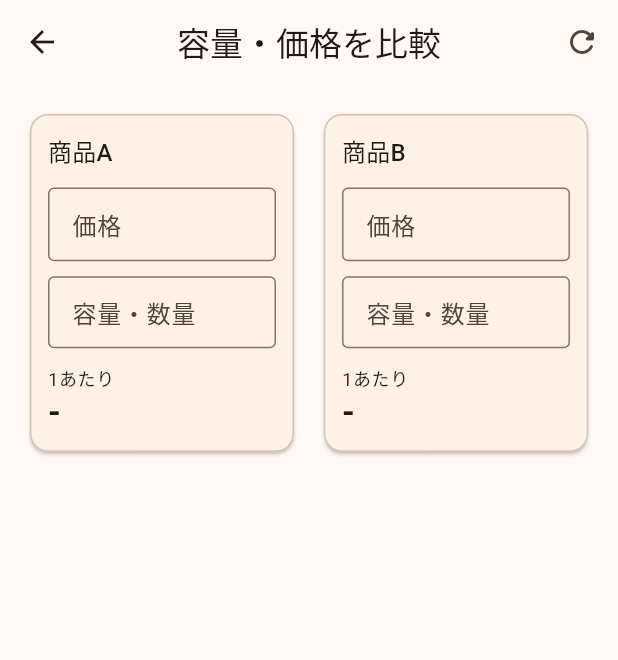
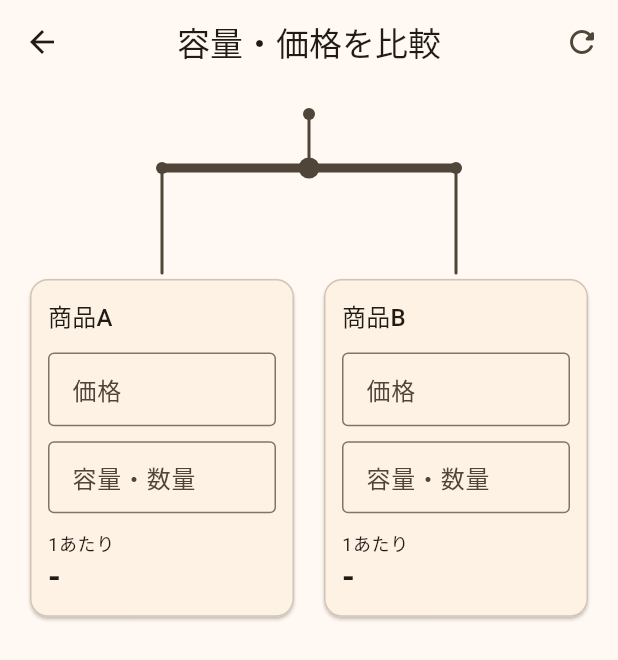
Before and after one commit to kahkipridev-lgtm/StockMemo, a Flutter app: the screen it shows after launch, item 4 of the bottom bar chosen, after a tap on "容量・価格を比較", on a phone screen of 412 x 824 dp. Shown: the top 660 px of the screen. Run offline on Flutter 3.47's test engine with Material 3 defaults, Android fonts, the phone set to English and light mode, and no system bars; our stand-ins replace flutter_riverpod, google_mobile_ads, package_info_plus, shared_preferences; missing offline and left inert: app_tracking_transparency; network calls fail; Roboto replaces fonts that are missing (ZenMaruGothic).

Commit message:
UIを天秤に修正

```diff
--- a/lib/screens/price_compare_screen.dart
+++ b/lib/screens/price_compare_screen.dart
@@ -1,3 +1,5 @@
+import 'dart:math' as math;
+
 import 'package:flutter/material.dart';
 import 'package:flutter/services.dart';
 
@@ -53,6 +55,16 @@ class _PriceCompareScreenState extends State<PriceCompareScreen> {
     final unitA = (priceA != null && amountA != null) ? priceA / amountA : null;
     final unitB = (priceB != null && amountB != null) ? priceB / amountB : null;
 
+    // 正なら商品Aが安い（左が上がる）、負なら商品Bが安い（右が上がる）
+    var tilt = 0.0;
+    if (unitA != null && unitB != null && unitA != unitB) {
+      final cheap = unitA < unitB ? unitA : unitB;
+      final expensive = unitA < unitB ? unitB : unitA;
+      final ratio = (expensive - cheap) / expensive;
+      final angle = (0.1 + ratio * 0.4).clamp(0.0, 0.3);
+      tilt = unitA < unitB ? angle : -angle;
+    }
+
     return Scaffold(
       appBar: AppBar(
         title: const Text('容量・価格を比較'),
@@ -69,13 +81,11 @@ class _PriceCompareScreenState extends State<PriceCompareScreen> {
         behavior: HitTestBehavior.translucent,
         onTap: () => FocusScope.of(context).unfocus(),
         child: ListView(
-          padding: const EdgeInsets.all(16),
+          padding: const EdgeInsets.fromLTRB(16, 16, 16, 80),
           children: [
-            Row(
-              crossAxisAlignment: CrossAxisAlignment.start,
-              children: [
-                Expanded(
-                  child: _ProductCard(
+            _BalanceLayout(
+              tilt: tilt,
+              left: _ProductCard(
                 label: '商品A',
                 price: _priceA,
                 amount: _amountA,
@@ -84,10 +94,7 @@ class _PriceCompareScreenState extends State<PriceCompareScreen> {
                 fmt: _fmt,
                 onChanged: () => setState(() {}),
               ),
-                ),
-                const SizedBox(width: 12),
-                Expanded(
-                  child: _ProductCard(
+              right: _ProductCard(
                 label: '商品B',
                 price: _priceB,
                 amount: _amountB,
@@ -96,8 +103,6 @@ class _PriceCompareScreenState extends State<PriceCompareScreen> {
                 fmt: _fmt,
                 onChanged: () => setState(() {}),
               ),
-                ),
-              ],
             ),
           ],
         ),
@@ -197,3 +202,132 @@ class _ProductCard extends StatelessWidget {
     );
   }
 }
+
+/// 天秤のように2枚のカードを吊るすレイアウト。tiltが正なら左が上がる。
+class _BalanceLayout extends StatelessWidget {
+  final double tilt;
+  final Widget left;
+  final Widget right;
+
+  const _BalanceLayout({
+    required this.tilt,
+    required this.left,
+    required this.right,
+  });
+
+  static const _gap = 12.0;
+  static const _topHeight = 110.0;
+
+  @override
+  Widget build(BuildContext context) {
+    final color = Theme.of(context).colorScheme.onSurfaceVariant;
+
+    return LayoutBuilder(
+      builder: (context, constraints) {
+        final width = constraints.maxWidth;
+        final cardWidth = (width - _gap) / 2;
+        // 支点から各カード中心までの水平距離
+        final arm = width / 2 - cardWidth / 2;
+
+        return TweenAnimationBuilder<double>(
+          tween: Tween(end: tilt),
+          duration: const Duration(milliseconds: 600),
+          curve: Curves.easeOutBack,
+          builder: (context, t, _) {
+            final lift = arm * math.sin(t);
+            final base = arm * math.sin(t).abs();
+            return Stack(
+              clipBehavior: Clip.none,
+              children: [
+                Positioned.fill(
+                  child: CustomPaint(
+                    painter: _BalancePainter(
+                      tilt: t,
+                      arm: arm,
+                      pivotY: 40,
+                      stringLength: _topHeight - 40 + base,
+                      color: color,
+                    ),
+                  ),
+                ),
+                Padding(
+                  padding: const EdgeInsets.only(top: _topHeight),
+                  child: Row(
+                    crossAxisAlignment: CrossAxisAlignment.start,
+                    children: [
+                      Expanded(
+                        child: Transform.translate(
+                          offset: Offset(0, base - lift),
+                          child: left,
+                        ),
+                      ),
+                      const SizedBox(width: _gap),
+                      Expanded(
+                        child: Transform.translate(
+                          offset: Offset(0, base + lift),
+                          child: right,
+                        ),
+                      ),
+                    ],
+                  ),
+                ),
+              ],
+            );
+          },
+        );
+      },
+    );
+  }
+}
+
+class _BalancePainter extends CustomPainter {
+  final double tilt;
+  final double arm;
+  final double pivotY;
+  final double stringLength;
+  final Color color;
+
+  _BalancePainter({
+    required this.tilt,
+    required this.arm,
+    required this.pivotY,
+    required this.stringLength,
+    required this.color,
+  });
+
+  @override
+  void paint(Canvas canvas, Size size) {
+    final cx = size.width / 2;
+    final dy = arm * math.sin(tilt);
+    final dx = arm * math.cos(tilt);
+    final leftEnd = Offset(cx - dx, pivotY - dy);
+    final rightEnd = Offset(cx + dx, pivotY + dy);
+
+    final line = Paint()
+      ..color = color
+      ..strokeWidth = 2
+      ..strokeCap = StrokeCap.round;
+    final beam = Paint()
+      ..color = color
+      ..strokeWidth = 6
+      ..strokeCap = StrokeCap.round;
+
+    // 支柱と支点
+    canvas.drawLine(Offset(cx, pivotY), Offset(cx, 4), line);
+    canvas.drawCircle(Offset(cx, 4), 4, Paint()..color = color);
+
+    // ひも（左右同じ長さで下のカードを吊る）
+    canvas.drawLine(leftEnd, leftEnd + Offset(0, stringLength), line);
+    canvas.drawLine(rightEnd, rightEnd + Offset(0, stringLength), line);
+
+    // 横棒と支点の丸
+    canvas.drawLine(leftEnd, rightEnd, beam);
+    canvas.drawCircle(leftEnd, 4, Paint()..color = color);
+    canvas.drawCircle(rightEnd, 4, Paint()..color = color);
+    canvas.drawCircle(Offset(cx, pivotY), 7, Paint()..color = color);
+  }
+
+  @override
+  bool shouldRepaint(_BalancePainter old) =>
+      old.tilt != tilt || old.arm != arm || old.color != color;
+}
```
Lines whose indentation alone changed are shown as unchanged.
